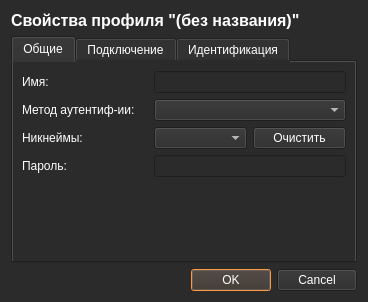
First picture: the form in 003.ui, repository tinelix/irc-client, before the edit.
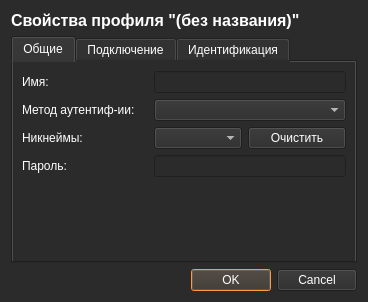
Second picture: the form after the edit.

What changed in the file:
```diff
--- a/003.ui
+++ b/003.ui
@@ -141,12 +141,24 @@
          </item>
          <item row="0" column="1">
           <widget class="QComboBox" name="nicknames_combo">
+           <property name="sizePolicy">
+            <sizepolicy hsizetype="Fixed" vsizetype="Fixed">
+             <horstretch>0</horstretch>
+             <verstretch>0</verstretch>
+            </sizepolicy>
+           </property>
            <property name="minimumSize">
             <size>
-             <width>0</width>
+             <width>80</width>
              <height>20</height>
             </size>
            </property>
+           <property name="maximumSize">
+            <size>
+             <width>98</width>
+             <height>16777215</height>
+            </size>
+           </property>
            <property name="styleSheet">
             <string notr="true">selection-background-color: rgb(161, 75, 0);</string>
            </property>
@@ -156,8 +168,14 @@
           <widget class="QPushButton" name="clear_nicknames_btn">
            <property name="minimumSize">
             <size>
-             <width>0</width>
-             <height>22</height>
+             <width>98</width>
+             <height>0</height>
+            </size>
+           </property>
+           <property name="maximumSize">
+            <size>
+             <width>98</width>
+             <height>16777215</height>
             </size>
            </property>
            <property name="text">
```
Left out of the diff: 6 changed lines with no effect on the pictures.
